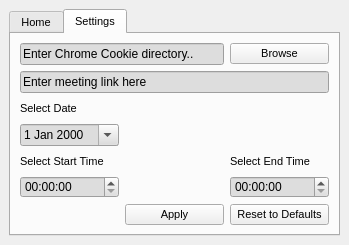
Above: gui.ui from jaysonruz/LazyMeet before the change. Below: the same form after it.
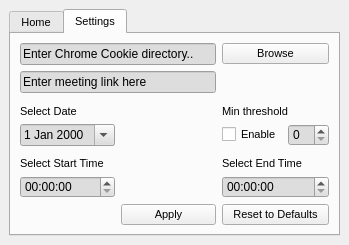
That is the form after the change. The open tabs and pages were chosen to show the change.

Commit message:
new feature of threshold
Ui for v.0.2

Diff of the .ui file:
```diff
--- a/gui.ui
+++ b/gui.ui
@@ -198,24 +198,6 @@
         <string>Settings</string>
        </attribute>
        <layout class="QGridLayout" name="gridLayout">
-        <item row="7" column="0">
-         <widget class="QTimeEdit" name="timeEdit_Start">
-          <property name="styleSheet">
-           <string notr="true">
-background-color: rgb(221, 221, 221);</string>
-          </property>
-         </widget>
-        </item>
-        <item row="8" column="1">
-         <widget class="QPushButton" name="pushButton_Apply">
-          <property name="styleSheet">
-           <string notr="true"/>
-          </property>
-          <property name="text">
-           <string>Apply</string>
-          </property>
-         </widget>
-        </item>
         <item row="0" column="0" colspan="2">
          <widget class="QLineEdit" name="lineEdit_cookieDirectory">
           <property name="autoFillBackground">
@@ -230,38 +212,6 @@
           </property>
          </widget>
         </item>
-        <item row="2" column="0" colspan="3">
-         <widget class="QLineEdit" name="lineEdit_meetingLink">
-          <property name="styleSheet">
-           <string notr="true">
-background-color: rgb(221, 221, 221);</string>
-          </property>
-          <property name="text">
-           <string>Enter meeting link here</string>
-          </property>
-         </widget>
-        </item>
-        <item row="5" column="0">
-         <widget class="QDateEdit" name="dateEdit">
-          <property name="styleSheet">
-           <string notr="true">
-background-color: rgb(221, 221, 221);</string>
-          </property>
-          <property name="calendarPopup">
-           <bool>true</bool>
-          </property>
-         </widget>
-        </item>
-        <item row="8" column="2">
-         <widget class="QPushButton" name="pushButton_Reset">
-          <property name="styleSheet">
-           <string notr="true"/>
-          </property>
-          <property name="text">
-           <string>Reset to Defaults</string>
-          </property>
-         </widget>
-        </item>
         <item row="0" column="2">
          <widget class="QPushButton" name="pushButton_Browse">
           <property name="styleSheet">
@@ -272,32 +222,123 @@
           </property>
          </widget>
         </item>
-        <item row="7" column="2">
-         <widget class="QTimeEdit" name="timeEdit_End">
+        <item row="1" column="0" colspan="2">
+         <widget class="QLineEdit" name="lineEdit_meetingLink">
           <property name="styleSheet">
            <string notr="true">
 background-color: rgb(221, 221, 221);</string>
           </property>
+          <property name="text">
+           <string>Enter meeting link here</string>
+          </property>
          </widget>
         </item>
-        <item row="3" column="0">
+        <item row="2" column="0">
          <widget class="QLabel" name="label">
           <property name="text">
            <string>Select Date</string>
           </property>
+          <property name="alignment">
+           <set>Qt::AlignBottom|Qt::AlignLeading|Qt::AlignLeft</set>
+          </property>
          </widget>
         </item>
-        <item row="6" column="0">
+        <item row="3" column="0">
+         <widget class="QDateEdit" name="dateEdit">
+          <property name="styleSheet">
+           <string notr="true">
+background-color: rgb(221, 221, 221);</string>
+          </property>
+          <property name="calendarPopup">
+           <bool>true</bool>
+          </property>
+         </widget>
+        </item>
+        <item row="4" column="0">
          <widget class="QLabel" name="label_2">
           <property name="text">
            <string>Select Start Time</string>
           </property>
+          <property name="alignment">
+           <set>Qt::AlignBottom|Qt::AlignLeading|Qt::AlignLeft</set>
+          </property>
          </widget>
         </item>
-        <item row="6" column="2">
+        <item row="4" column="2">
          <widget class="QLabel" name="label_3">
           <property name="text">
            <string>Select End Time</string>
+          </property>
+          <property name="alignment">
+           <set>Qt::AlignBottom|Qt::AlignLeading|Qt::AlignLeft</set>
+          </property>
+         </widget>
+        </item>
+        <item row="5" column="0">
+         <widget class="QTimeEdit" name="timeEdit_Start">
+          <property name="styleSheet">
+           <string notr="true">
+background-color: rgb(221, 221, 221);</string>
+          </property>
+         </widget>
+        </item>
+        <item row="5" column="2">
+         <widget class="QTimeEdit" name="timeEdit_End">
+          <property name="styleSheet">
+           <string notr="true">
+background-color: rgb(221, 221, 221);</string>
+          </property>
+         </widget>
+        </item>
+        <item row="6" column="1">
+         <widget class="QPushButton" name="pushButton_Apply">
+          <property name="styleSheet">
+           <string notr="true"/>
+          </property>
+          <property name="text">
+           <string>Apply</string>
+          </property>
+         </widget>
+        </item>
+        <item row="6" column="2">
+         <widget class="QPushButton" name="pushButton_Reset">
+          <property name="styleSheet">
+           <string notr="true"/>
+          </property>
+          <property name="text">
+           <string>Reset to Defaults</string>
+          </property>
+         </widget>
+        </item>
+        <item row="3" column="2">
+         <layout class="QHBoxLayout" name="horizontalLayout">
+          <item>
+           <widget class="QCheckBox" name="checkBox">
+            <property name="text">
+             <string>Enable</string>
+            </property>
+           </widget>
+          </item>
+          <item>
+           <widget class="QSpinBox" name="spinBox">
+            <property name="styleSheet">
+             <string notr="true">
+background-color: rgb(221, 221, 221);</string>
+            </property>
+           </widget>
+          </item>
+         </layout>
+        </item>
+        <item row="2" column="2">
+         <widget class="QLabel" name="label_5">
+          <property name="text">
+           <string>Min threshold</string>
+          </property>
+          <property name="alignment">
+           <set>Qt::AlignBottom|Qt::AlignLeading|Qt::AlignLeft</set>
+          </property>
+          <property name="wordWrap">
+           <bool>true</bool>
           </property>
          </widget>
         </item>
```
Left out of the diff: 2 changed lines with no effect on the pictures.
